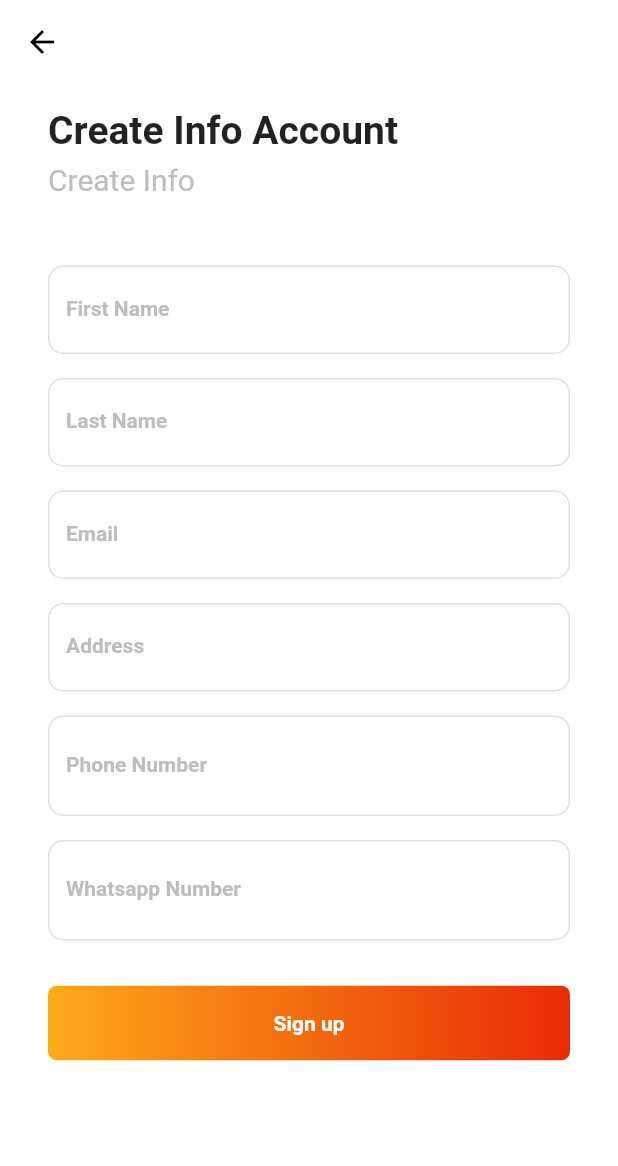
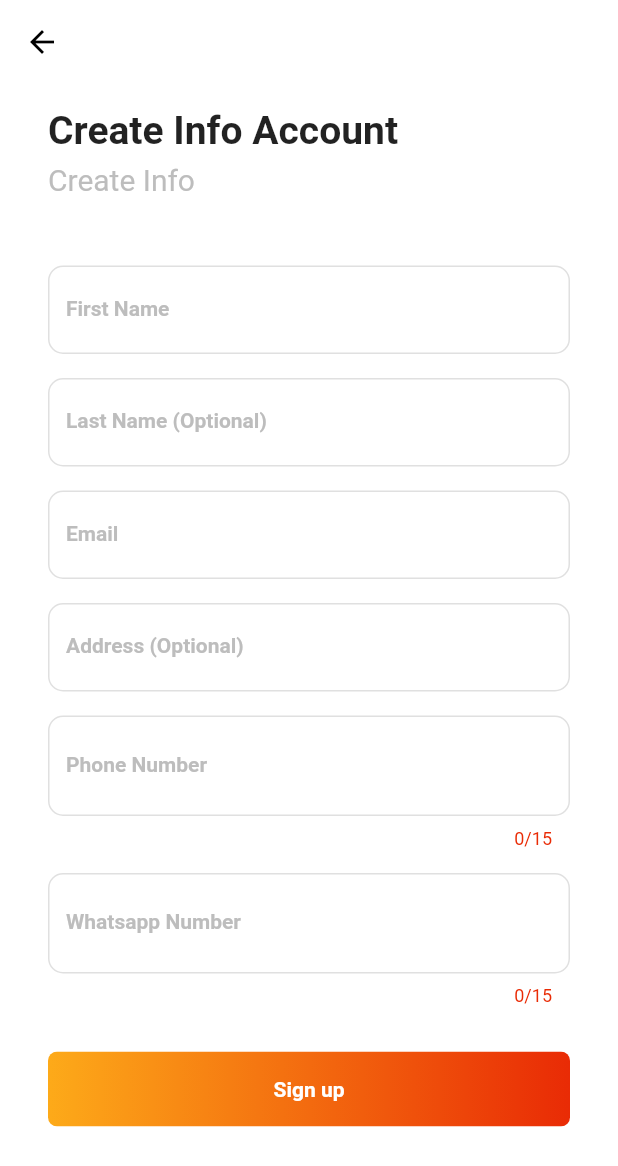
Before and after one commit to renol767/mobile-caffe-both-twennty, a Flutter app: the InfoUser screen opened directly, on a phone screen of 412 x 824 dp. Shown: the top 1166 px of the screen. Run offline on Flutter 3.47's test engine with Material 2 defaults, Android fonts, the phone set to English and light mode, and no system bars; our stand-ins replace bottom_navy_bar, firebase_auth, firebase_core, flutter_spinkit, fluttertoast, font_awesome_flutter and 5 more; missing offline and left inert: bloc_pattern; accounts and stored records are empty; network calls fail.

Commit message:
formvalidasi_maxlengthnumberphone_andoptionalform

```diff
--- a/lib/page/check_user.dart
+++ b/lib/page/check_user.dart
@@ -42,7 +42,7 @@ class _CheckUserState extends State<CheckUser> {
   Future<CheckUser> getUser() async {
     final token = "0a66838fcbd880483b9af2c91c6cef9e";
     final url =
-        "http://192.168.1.7/caffe_both_twenty/api/user?uid=$uid&Token=$token";
+        "http://192.168.1.4/caffe_both_twenty/api/user?uid=$uid&Token=$token";
     final response = await http.get(url);
     if (response.statusCode == 200) {
       Navigator.push(context, MaterialPageRoute(builder: (context) => Home()));
--- a/lib/page/info_login.dart
+++ b/lib/page/info_login.dart
@@ -26,7 +26,7 @@ class _InfoUserState extends State<InfoUser> {
       String numberphone,
       String numberwhatsapp,
       String Token) async {
-    final String apiURL = "http://192.168.1.7/caffe_both_twenty/api/user";
+    final String apiURL = "http://192.168.1.4/caffe_both_twenty/api/user";
     final response = await http.post(apiURL, body: {
       "uid": uid,
       "first_name": firstname,
@@ -181,7 +181,7 @@ class _InfoUserState extends State<InfoUser> {
                           TextField(
                             controller: _lastnameController,
                             decoration: InputDecoration(
-                              labelText: "Last Name",
+                              labelText: "Last Name (Optional)",
                               labelStyle: TextStyle(
                                   fontSize: 14,
                                   color: Colors.grey.shade400,
@@ -238,7 +238,7 @@ class _InfoUserState extends State<InfoUser> {
                           TextField(
                             controller: _addressController,
                             decoration: InputDecoration(
-                              labelText: "Address",
+                              labelText: "Address (Optional)",
                               labelStyle: TextStyle(
                                   fontSize: 14,
                                   color: Colors.grey.shade400,
@@ -264,9 +264,11 @@ class _InfoUserState extends State<InfoUser> {
                             onSaved: (String val) {
                               _numberphone = val;
                             },
+                            maxLength: 15,
                             controller: _numberphoneController,
                             keyboardType: TextInputType.number,
                             decoration: InputDecoration(
+                              counterStyle: TextStyle(color: Color(0xffe92b05)),
                               labelText: "Phone Number",
                               hintText: "8123456789",
                               labelStyle: TextStyle(
@@ -302,9 +304,11 @@ class _InfoUserState extends State<InfoUser> {
                             onSaved: (String val) {
                               _numberwhatsapp = val;
                             },
+                            maxLength: 15,
                             controller: _numberwhatsappController,
                             keyboardType: TextInputType.number,
                             decoration: InputDecoration(
+                              counterStyle: TextStyle(color: Color(0xffe92b05)),
                               labelText: "Whatsapp Number",
                               hintText: "8123456789",
                               labelStyle: TextStyle(
--- a/lib/page/login.dart
+++ b/lib/page/login.dart
@@ -81,11 +81,13 @@ class _LoginScreenState extends State<LoginScreen> {
                             EdgeInsets.symmetric(vertical: 2, horizontal: 20),
                       ),
                       TextField(
+                        maxLength: 15,
                         style: TextStyle(
                             fontSize: 17,
                             fontWeight: FontWeight.w600,
                             color: Colors.black),
                         decoration: InputDecoration(
+                            counterStyle: TextStyle(color: Color(0xffe92b05)),
                             hintText: "Enter Number Phone",
                             border: InputBorder.none,
                             enabledBorder: OutlineInputBorder(
--- a/lib/page/page_dashboard/menu.dart
+++ b/lib/page/page_dashboard/menu.dart
@@ -1,6 +1,7 @@
 import 'package:caffe_both_twenty/const/themeColor.dart';
 import 'package:caffe_both_twenty/models/fooditem.dart';
 import 'package:caffe_both_twenty/page/page_dashboard/cart.dart';
+import 'package:caffe_both_twenty/page/page_dashboard/menu/provider.dart';
 import 'package:flutter/material.dart';
 import 'package:bloc_pattern/bloc_pattern.dart';
 import 'menu/listTileColorBloc.dart';
@@ -15,6 +16,7 @@ class Menu extends StatelessWidget {
       blocs: [
         Bloc((i) => CartListBloc()),
         Bloc((i) => ColorBloc()),
+        Bloc((i) => CartProvider()),
       ],
       child: MaterialApp(
         title: "Caffe Booth Twenty",
--- a/lib/services/user_services.dart
+++ b/lib/services/user_services.dart
@@ -7,7 +7,7 @@ class UserService {
     final token = "0a66838fcbd880483b9af2c91c6cef9e";
     return http
         .get(
-            "http://192.168.1.7/caffe_both_twenty/api/user?uid=$uid&Token=$token")
+            "http://192.168.1.4/caffe_both_twenty/api/user?uid=$uid&Token=$token")
         .then((data) {
       if (data.statusCode == 200) {
         final jsonData = json.decode(data.body);
```
Also changed, not shown: lib/page/home.dart (+7 -0 lines), lib/page/page_dashboard/profile/update_profil.dart (+7 -3 lines).
